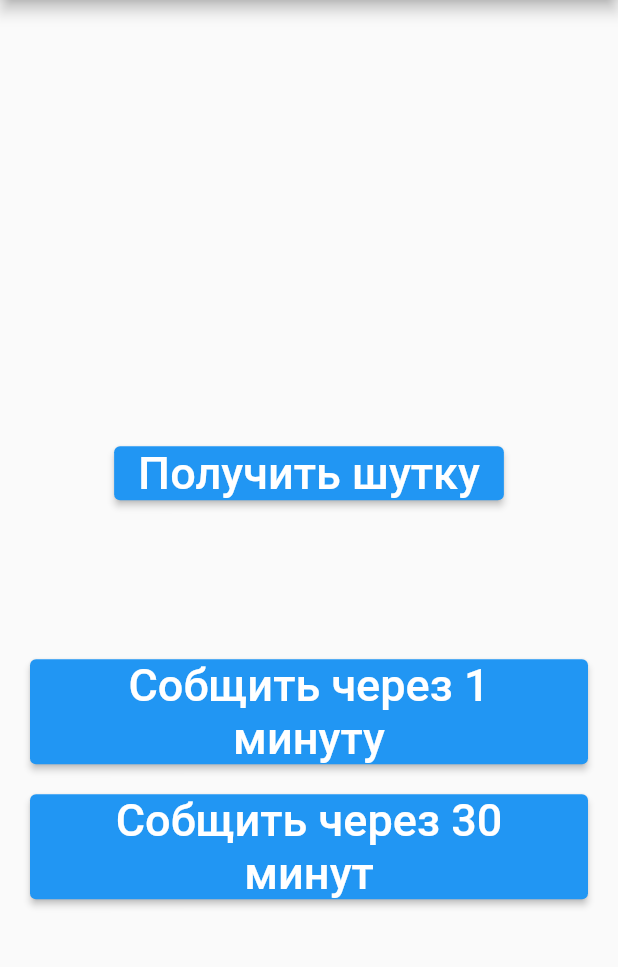
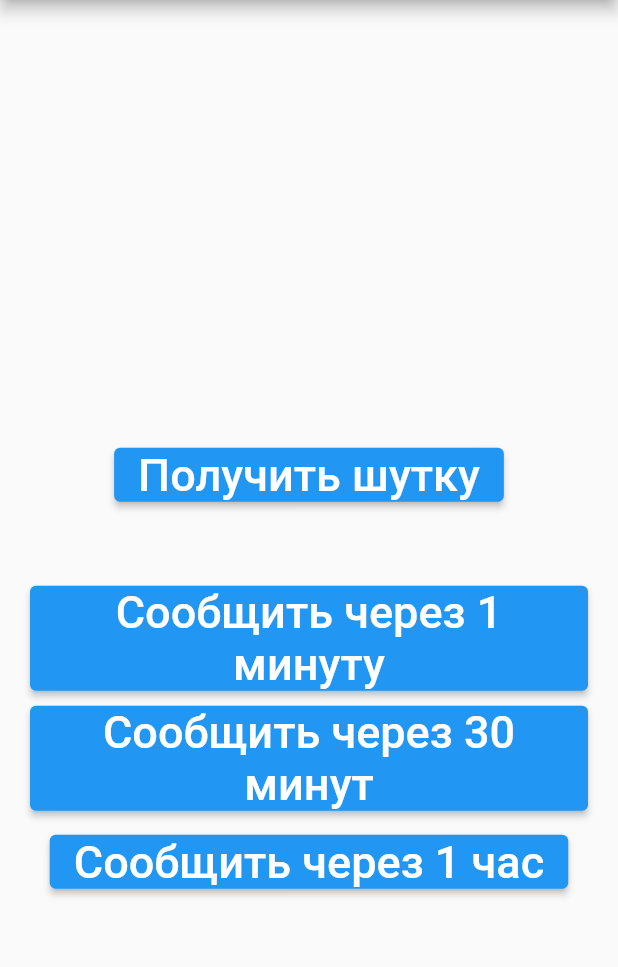
Before and after one commit to A1ex2/joke, a Flutter app: the screen it shows after launch, on a phone screen of 412 x 824 dp, the part 84-1051 px from its top. Run offline on Flutter 3.47's test engine with Material 2 defaults, Android fonts, the phone set to English and light mode, and no system bars; our stand-ins replace flutter_local_notifications, fluttertoast; missing offline and left inert: android_alarm_manager_plus.

Commit message:
09052023

```diff
--- a/lib/main.dart
+++ b/lib/main.dart
@@ -18,8 +18,6 @@ void main() async {
       .resolvePlatformSpecificImplementation<
           AndroidFlutterLocalNotificationsPlugin>()
       ?.requestPermission();
-
-  // await AndroidAlarmManager.oneShot(const Duration(seconds: 5), 9999, notify);
 }
 
 @pragma('vm:entry-point')
@@ -28,7 +26,6 @@ void notify() async {
     NotificationServices notificationServices = NotificationServices();
     notificationServices.initialiseNotifications();
     notificationServices.sendNotification("Joke", value);
-    // print(value);
   });
 }
 
@@ -92,11 +89,6 @@ class _MyHomePageState extends State<MyHomePage> {
                     setState(() {
                       joke = value;
                       _load = false;
-
-                      // NotificationServices notificationServices =
-                      //     NotificationServices();
-                      // notificationServices.initialiseNotifications();
-                      // notificationServices.sendNotification("Joke", value);
                     });
                   });
                 },
@@ -105,26 +97,38 @@ class _MyHomePageState extends State<MyHomePage> {
                   style: TextStyle(fontSize: 30),
                 ),
               ),
-              const SizedBox(height: 100),
+              const SizedBox(height: 50),
               ElevatedButton(
                 onPressed: () async {
                   await AndroidAlarmManager.oneShot(
-                      const Duration(minutes: 1), 9999, notify);
+                      const Duration(minutes: 1), 1111, notify);
                 },
                 child: const Text(
-                  "Собщить через 1 минуту",
+                  "Сообщить через 1 минуту",
                   style: TextStyle(fontSize: 30),
                   textAlign: TextAlign.center,
                 ),
               ),
-              const SizedBox(height: 20),
+              const SizedBox(height: 10),
               ElevatedButton(
                 onPressed: () async {
                   await AndroidAlarmManager.oneShot(
-                      const Duration(minutes: 30), 9999, notify);
+                      const Duration(minutes: 30), 3030, notify);
                 },
                 child: const Text(
-                  "Собщить через 30 минут",
+                  "Сообщить через 30 минут",
+                  style: TextStyle(fontSize: 30),
+                  textAlign: TextAlign.center,
+                ),
+              ),
+              const SizedBox(height: 10),
+              ElevatedButton(
+                onPressed: () async {
+                  await AndroidAlarmManager.oneShot(
+                      const Duration(minutes: 60), 6060, notify);
+                },
+                child: const Text(
+                  "Сообщить через 1 час",
                   style: TextStyle(fontSize: 30),
                   textAlign: TextAlign.center,
                 ),
--- a/lib/notification.dart
+++ b/lib/notification.dart
@@ -1,14 +1,11 @@
-import 'package:flutter/cupertino.dart';
-import 'package:flutter/material.dart';
 import 'package:flutter_local_notifications/flutter_local_notifications.dart';
-import 'package:joke/main.dart';
 
 class NotificationServices {
   final FlutterLocalNotificationsPlugin _flutterLocalNotificationsPlugin =
       FlutterLocalNotificationsPlugin();
 
   final AndroidInitializationSettings _androidInitializationSettings =
-      const AndroidInitializationSettings("ic_launcher");
+      const AndroidInitializationSettings("mipmap/ic_launcher");
 
   void initialiseNotifications() async {
     InitializationSettings initializationSettings =
--- a/pubspec.yaml
+++ b/pubspec.yaml
@@ -40,6 +40,7 @@ dependencies:
   fluttertoast: ^8.0.9
   android_alarm_manager_plus: ^2.1.4
   flutter_local_notifications: ^14.0.0+1
+  shared_preferences: ^2.0.15
 
 dev_dependencies:
   flutter_test:
```
Also changed, not shown: pubspec.lock.
